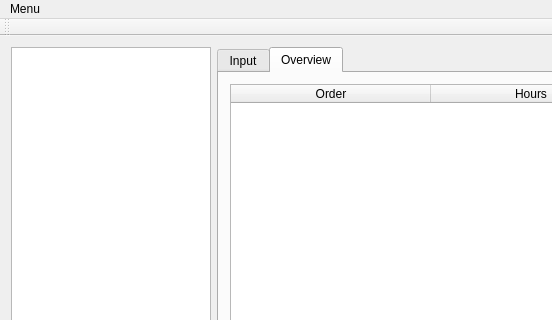
corka149/TimeCapture, file UiQt/mainwindow.ui: the form before one commit; both pictures show x 0 to 552 and y 0 to 320 of the 1070 by 494 pixel window.
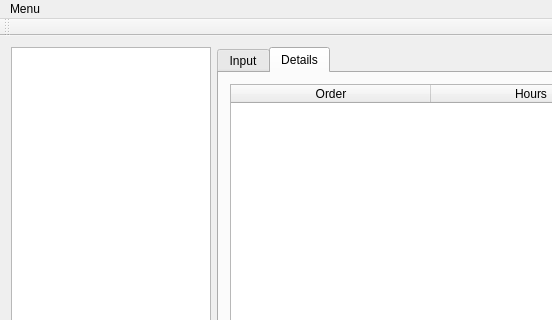
The form after the commit.

Patch:
```diff
--- a/UiQt/mainwindow.ui
+++ b/UiQt/mainwindow.ui
@@ -92,7 +92,7 @@
       </widget>
       <widget class="QWidget" name="tab_overview">
        <attribute name="title">
-        <string>Overview</string>
+        <string>Details</string>
        </attribute>
        <layout class="QGridLayout" name="gridLayout_3">
         <item row="1" column="3">
```
Left out of the diff: 4 changed lines with no effect on the pictures.
